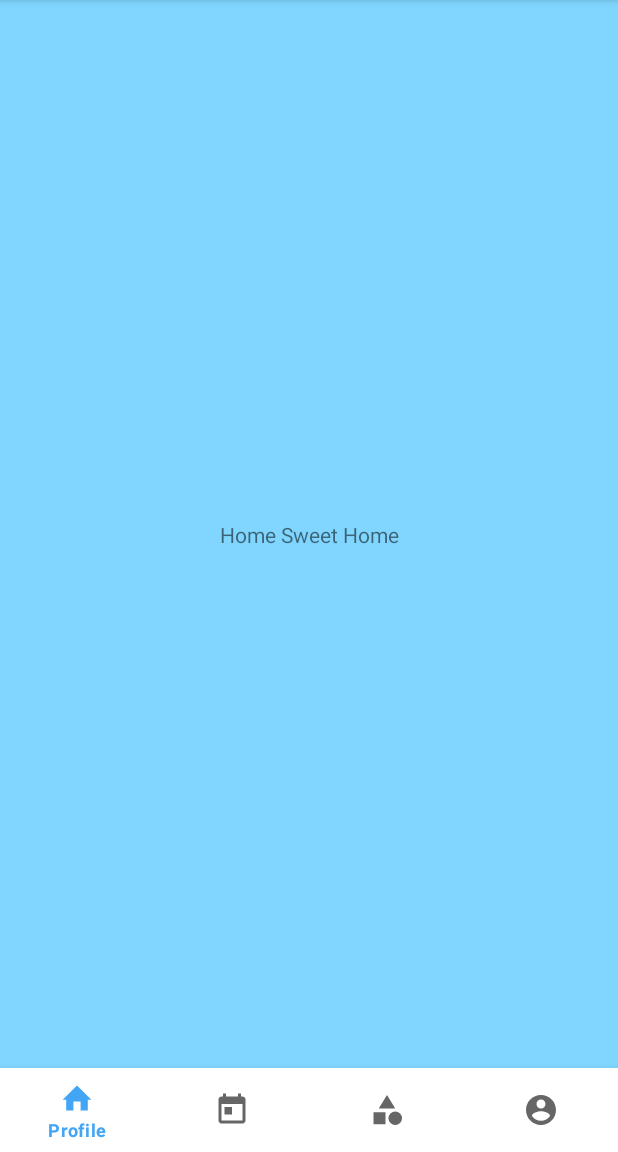
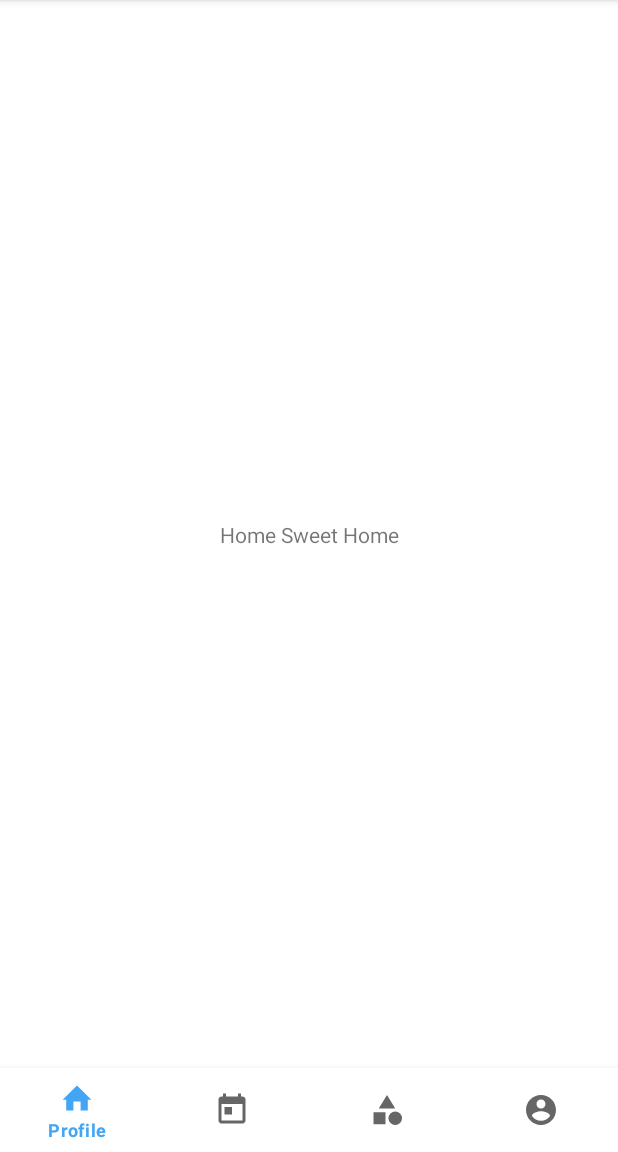
Before and after one commit to JohanesPeterV/team_planner, an Android app: the MainActivity screen opened directly, with no data from a screen before it, on a phone screen of 412 x 824 dp, the part 84-1236 px from its top. Run offline under Robolectric (Android 15) with nearby library versions, the phone set to English and light mode, and no system bars.

Commit message:
fixed main background color

```diff
--- a/app/src/main/res/layout/activity_main.xml
+++ b/app/src/main/res/layout/activity_main.xml
@@ -4,7 +4,7 @@
     xmlns:tools="http://schemas.android.com/tools"
     android:layout_width="match_parent"
     android:layout_height="match_parent"
-    android:background="@color/primary_light"
+    android:background="@color/white"
     tools:context=".MainActivity">
 
     <androidx.viewpager2.widget.ViewPager2
--- a/app/src/main/res/values/colors.xml
+++ b/app/src/main/res/values/colors.xml
@@ -10,4 +10,5 @@
     <color name="primary">#42a5f5</color>
     <color name="primary_light">#80d6ff</color>
     <color name="primary_dark">#0077c2</color>
+
 </resources>
```
